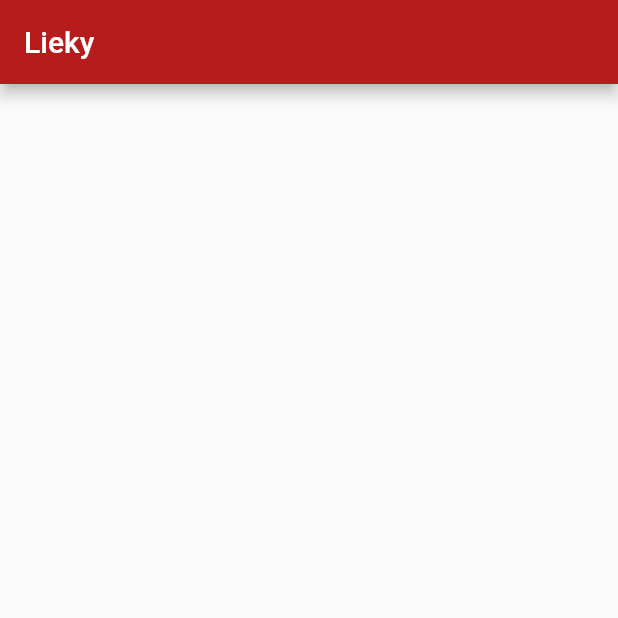
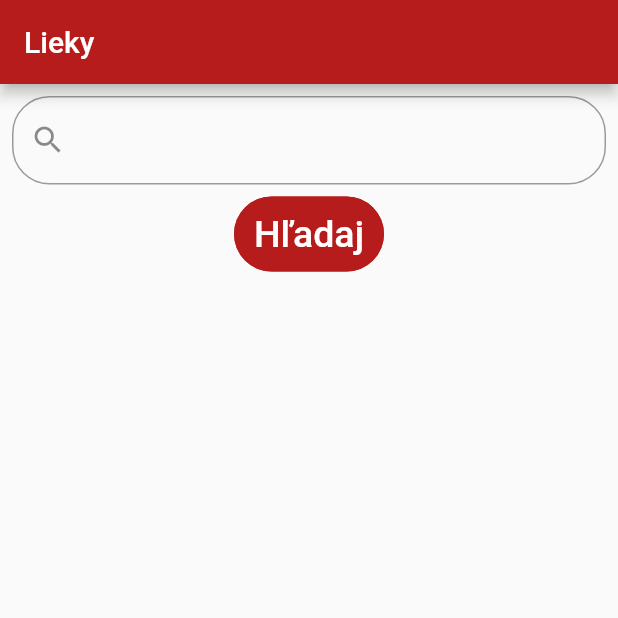
Before and after one commit to MatejTomko/RPJ, a Flutter app: the liekyPage screen opened directly, on a phone screen of 412 x 824 dp, the top half of it. Run offline on Flutter 3.47's test engine with Material 2 defaults, Android fonts, the phone set to English and light mode, and no system bars; our stand-ins replace cloud_firestore, firebase_core; missing offline and left inert: dart:ffi; accounts and stored records are empty.

Commit message:
pridany search bar pri liekoch

```diff
--- a/lib/liekyPage.dart
+++ b/lib/liekyPage.dart
@@ -59,14 +59,57 @@ class _liekyPageState extends State<liekyPage> {
         backgroundColor: Colors.red[900],
       ),
 
-      body: SafeArea(
-        child: ListView.builder(
-            itemCount: userLiekyListDisplay.length,
-            itemBuilder:(context, index) {
-              lieky liek1=new lieky(userLiekyListDisplay[index]['kedy najskôr'],userLiekyListDisplay[index]['liek'],userLiekyListDisplay[index]['môžem darovať'],userLiekyListDisplay[index]['poznámka']);
+      body: Container(
+        child: Column(
+          children: [
+            Padding(
+              padding: const EdgeInsets.all(8.0),
+              child: TextField(
+                onChanged: (value) {
+                },
+                decoration: const InputDecoration(
+                    labelText: "",
+                    hintText: "Vyhľadaj liek",
+                    prefixIcon: Icon(Icons.search),
+                    border: OutlineInputBorder(
+                      borderRadius: BorderRadius.all(Radius.circular(25.0)),
+                    ),
+                ),
+              ),
+            ),
+            Container(
+              height: 50,
+              width: 100,
+              decoration: BoxDecoration(
+                color: Colors.red[900],
+                borderRadius: BorderRadius.circular(50),
+              ),
+              child: TextButton(
+                onPressed: (){
+                  ///TODO akcia
+                },
+                style: TextButton.styleFrom(
+                  shape: const StadiumBorder(
+                    side: BorderSide(color: Color.fromRGBO(183, 28, 28, 1), style: BorderStyle.solid),
+                  ),
+                ),
+                child: const Text(
+                  "Hľadaj",
+                  style: TextStyle(color: Colors.white,fontSize: 25),
+                ),
+              ),
+            ),
 
-              return liekyCard(liek1);
-            }) ,
+            Expanded(
+              child: ListView.builder(
+                  itemCount: userLiekyListDisplay.length,
+                  itemBuilder:(context, index) {
+                    lieky liek1=new lieky(userLiekyListDisplay[index]['kedy najskôr'],userLiekyListDisplay[index]['liek'],userLiekyListDisplay[index]['môžem darovať'],userLiekyListDisplay[index]['poznámka']);
+                    return liekyCard(liek1);
+                  }),
+            ),
+          ],
+        ),
       ),
     );
   }
```
